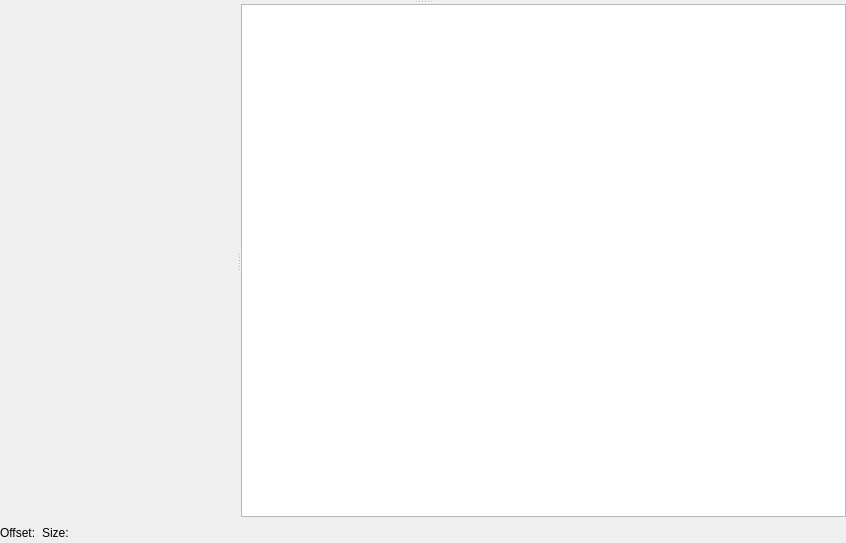
Before: the Qt Designer form views/formatview/hexeditviewpage/hexeditviewpage.ui in PREF/PREF, drawn with Qt 5.
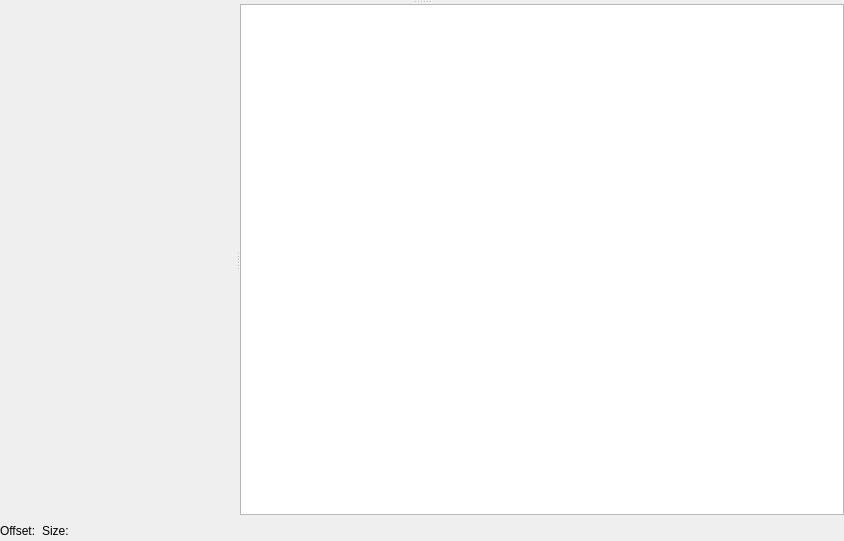
After: the same form once the commit is applied. Custom widgets are drawn as their Qt base class.

The edit to the form file:
```diff
--- a/views/formatview/hexeditviewpage/hexeditviewpage.ui
+++ b/views/formatview/hexeditviewpage/hexeditviewpage.ui
@@ -6,8 +6,8 @@
    <rect>
     <x>0</x>
     <y>0</y>
-    <width>846</width>
-    <height>543</height>
+    <width>844</width>
+    <height>541</height>
    </rect>
   </property>
   <property name="windowTitle">
```
Left out of the diff: 2 changed lines with no effect on the pictures.
